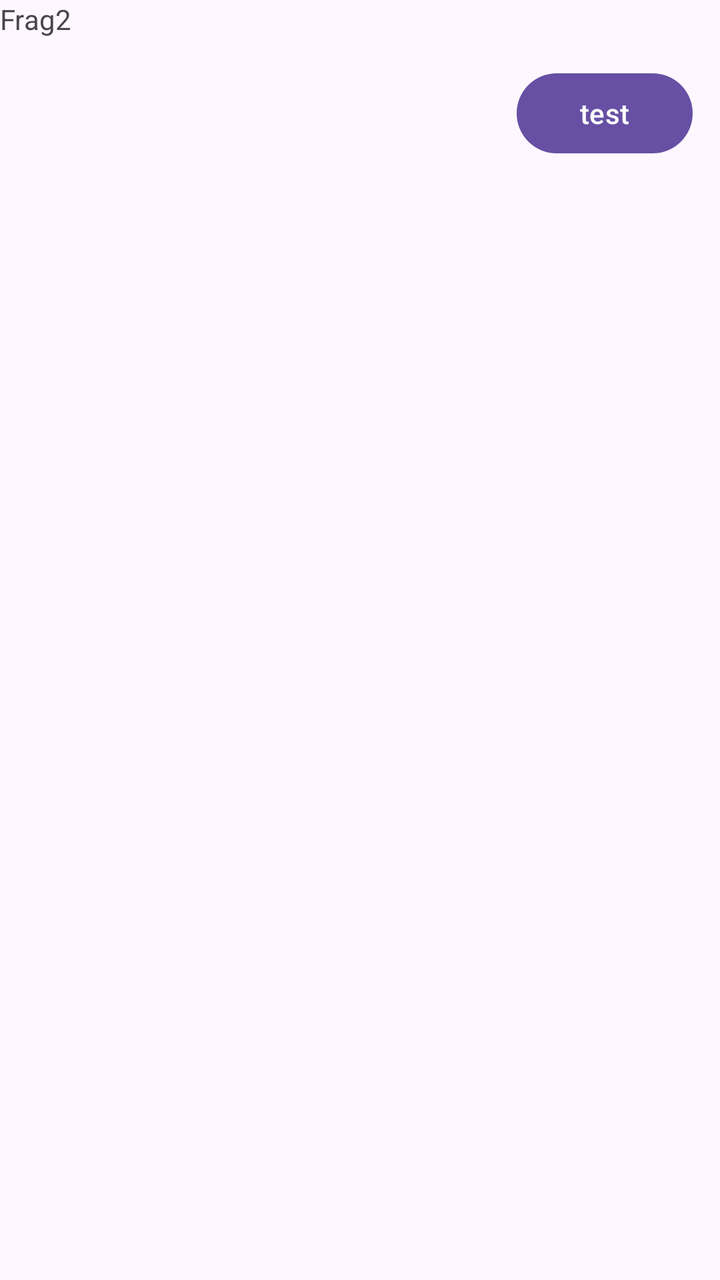
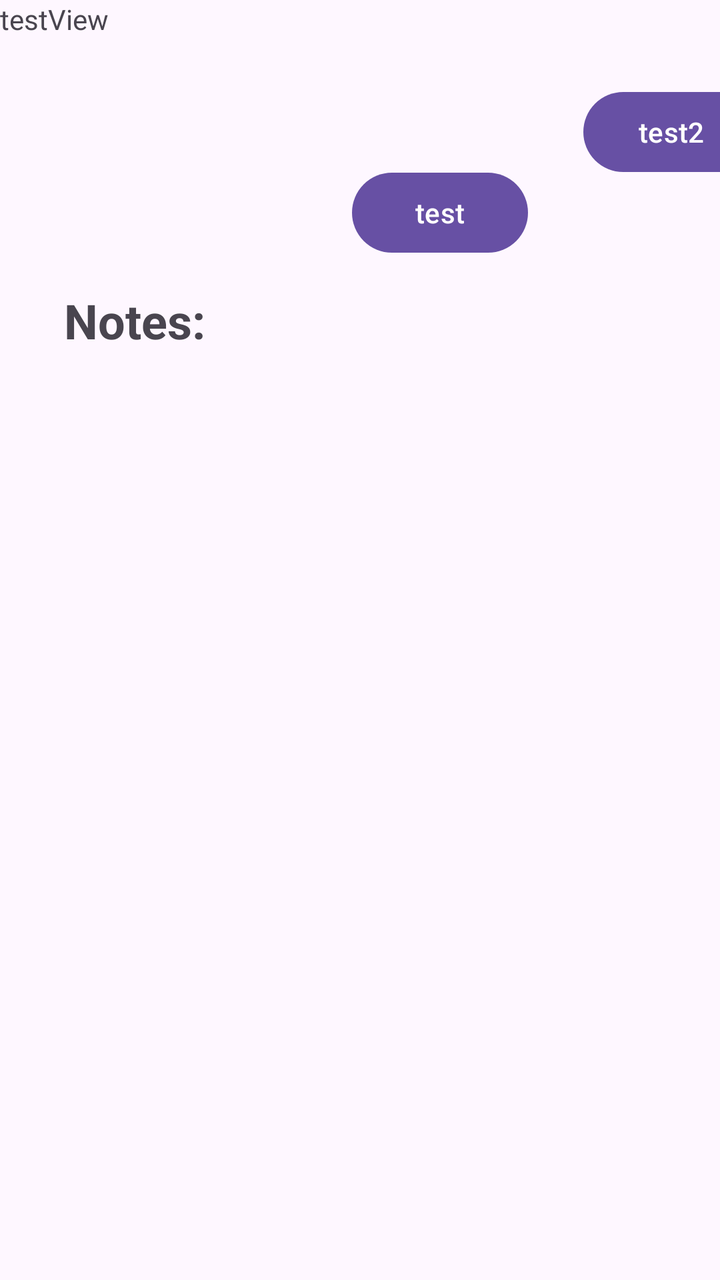

An Android layout rendered at two revisions. The XML below is the earlier revision; the diff shows what the commit changed to produce the second picture.
<!-- AndroidManifest.xml: application theme Theme.CatchLogly -->
<!-- res/layout/fragment_binder.xml -->
<?xml version="1.0" encoding="utf-8"?>
<androidx.constraintlayout.widget.ConstraintLayout xmlns:android="http://schemas.android.com/apk/res/android"
    xmlns:app="http://schemas.android.com/apk/res-auto"
    android:id="@+id/tab2"
    xmlns:tools="http://schemas.android.com/tools"
    android:layout_width="match_parent"
    android:layout_height="match_parent"
    tools:context=".BinderFragment">

    
    <TextView
        android:layout_width="match_parent"
        android:layout_height="match_parent"
        android:text="Frag2" />

    <Button
        android:id="@+id/test"
        android:layout_width="wrap_content"
        android:layout_height="wrap_content"
        android:onClick="toDesk"
        android:text="test"
        app:layout_constraintBottom_toBottomOf="parent"
        app:layout_constraintEnd_toEndOf="parent"
        app:layout_constraintHorizontal_bias="0.95"
        app:layout_constraintStart_toStartOf="parent"
        app:layout_constraintTop_toTopOf="parent"
        app:layout_constraintVertical_bias="0.055" />

</androidx.constraintlayout.widget.ConstraintLayout>
<!-- resources referenced by this layout -->
<resources>
  <style name="Theme.CatchLogly" parent="Base.Theme.CatchLogly" />
  <style name="Base.Theme.CatchLogly" parent="Theme.Material3.DayNight.NoActionBar">
          
          
      </style>
</resources>

<!-- the commit's change to res/layout/fragment_binder.xml (unified diff, before → after) -->
@@ -8,10 +8,14 @@
     tools:context=".BinderFragment">
 
     
+
+
     <TextView
+        android:id="@+id/textView3"
         android:layout_width="match_parent"
         android:layout_height="match_parent"
-        android:text="Frag2" />
+        tools:layout_editor_absoluteX="0dp"
+        tools:layout_editor_absoluteY="0dp" />
 
     <Button
         android:id="@+id/test"
@@ -21,9 +25,69 @@
         android:text="test"
         app:layout_constraintBottom_toBottomOf="parent"
         app:layout_constraintEnd_toEndOf="parent"
-        app:layout_constraintHorizontal_bias="0.95"
+        app:layout_constraintHorizontal_bias="0.647"
         app:layout_constraintStart_toStartOf="parent"
         app:layout_constraintTop_toTopOf="parent"
-        app:layout_constraintVertical_bias="0.055" />
+        app:layout_constraintVertical_bias="0.139" />
+
+    <TextView
+        android:id="@+id/notesTextView"
+        android:layout_width="342dp"
+        android:layout_height="35dp"
+        android:layout_marginStart="32dp"
+        android:text="Notes:"
+        android:textSize="24sp"
+        android:textStyle="bold"
+        app:layout_constraintBottom_toBottomOf="parent"
+        app:layout_constraintStart_toStartOf="parent"
+        app:layout_constraintTop_toTopOf="@+id/textView3"
+        app:layout_constraintVertical_bias="0.238" />
+
+    <LinearLayout
+        android:id="@+id/linearLayout"
+        android:layout_width="match_parent"
+        android:layout_height="wrap_content"
+        android:orientation="vertical"
+        app:layout_constraintTop_toBottomOf="@+id/notesTextView"
+        tools:layout_editor_absoluteX="10dp">
+
+        <ScrollView
+            android:id="@+id/notesScrollView"
+            android:layout_width="match_parent"
+            android:layout_height="0dp"
+            android:layout_weight="1">
+
+            <LinearLayout
+                android:id="@+id/notesContainer"
+                android:layout_width="match_parent"
+                android:layout_height="wrap_content"
+                android:orientation="vertical" />
+
+        </ScrollView>
+    </LinearLayout>
+
+    <TextView
+        android:id="@+id/testView"
+        android:layout_width="297dp"
+        android:layout_height="143dp"
+        android:text="testView"
+        app:layout_constraintStart_toStartOf="parent"
+        app:layout_constraintTop_toTopOf="parent" />
+
+    <Button
+        android:id="@+id/test2"
+        android:layout_width="wrap_content"
+        android:layout_height="wrap_content"
+        android:layout_marginStart="300dp"
+        android:layout_marginTop="10dp"
+        android:layout_marginBottom="54dp"
+        android:onClick="test2"
+        android:text="test2"
+        app:layout_constraintBottom_toTopOf="@+id/notesTextView"
+        app:layout_constraintEnd_toEndOf="parent"
+        app:layout_constraintHorizontal_bias="0.304"
+        app:layout_constraintStart_toStartOf="@+id/testView"
+        app:layout_constraintTop_toBottomOf="@+id/test"
+        app:layout_constraintVertical_bias="1.0" />
 
 </androidx.constraintlayout.widget.ConstraintLayout>
